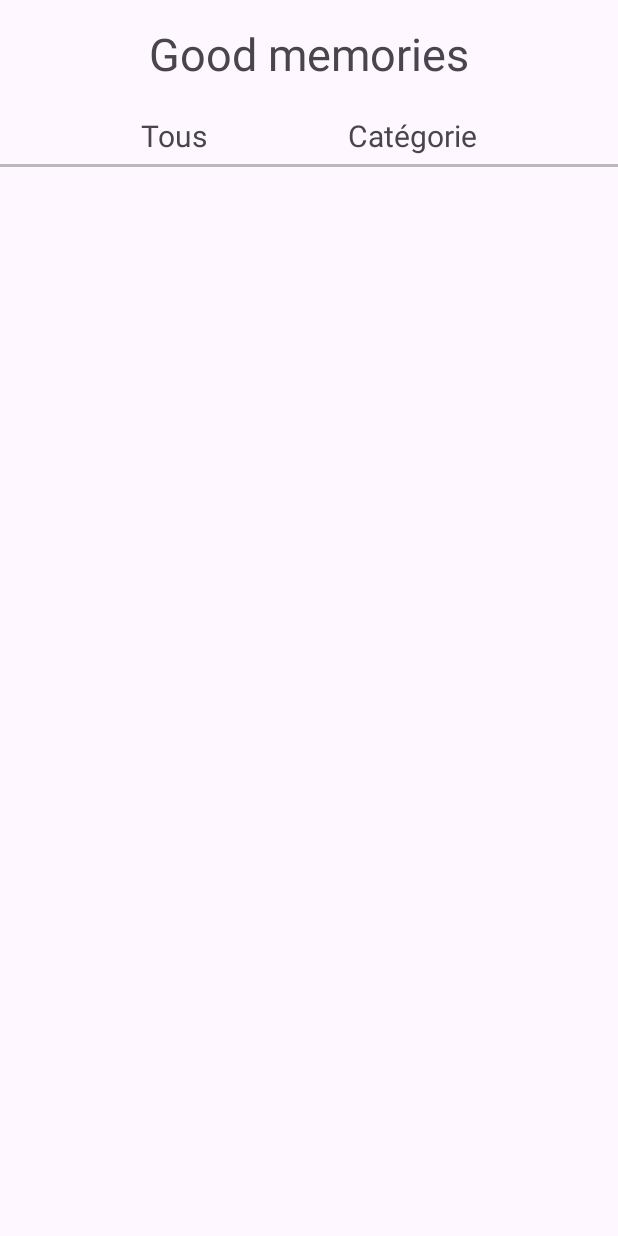
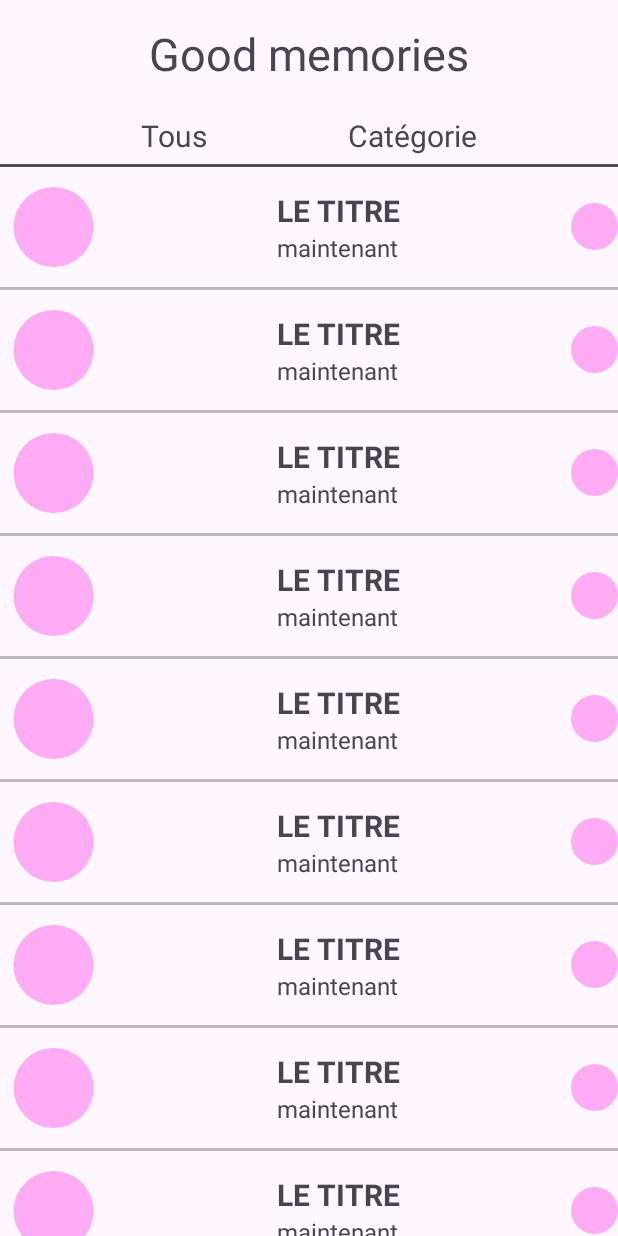
Before and after one commit to miladesmet/Good_memories, an Android app: the screen it shows after launch (AccueilActivity), on a phone screen of 412 x 824 dp. Run offline under Robolectric (Android 15) with nearby library versions, the phone set to English and light mode, and no system bars.

Commit message:
liste memories page d'accueil

```diff
--- a/app/src/main/java/mila/info507/td/goodmemories/activity/AccueilActivity.kt
+++ b/app/src/main/java/mila/info507/td/goodmemories/activity/AccueilActivity.kt
@@ -1,12 +1,20 @@
 package mila.info507.td.goodmemories.activity
 
+import android.content.Intent
 import androidx.appcompat.app.AppCompatActivity
 import android.os.Bundle
+import android.widget.Button
+import android.widget.LinearLayout
+import androidx.recyclerview.widget.RecyclerView
 import mila.info507.td.goodmemories.R
+import mila.info507.td.goodmemories.adapter.MemoriesAdapter
 
 class AccueilActivity : AppCompatActivity() {
     override fun onCreate(savedInstanceState: Bundle?) {
         super.onCreate(savedInstanceState)
         setContentView(R.layout.activity_accueil)
+
+            var list : RecyclerView = findViewById(R.id.memories_list)
+        list.adapter=  MemoriesAdapter()
     }
 }
--- /dev/null
+++ b/app/src/main/java/mila/info507/td/goodmemories/adapter/MemoriesAdapter.kt
@@ -0,0 +1,33 @@
+package mila.info507.td.goodmemories.adapter
+
+import android.view.LayoutInflater
+import android.view.View
+import android.view.ViewGroup
+import android.widget.ImageView
+import android.widget.TextView
+import androidx.recyclerview.widget.RecyclerView
+import mila.info507.td.goodmemories.R
+
+class MemoriesAdapter: RecyclerView.Adapter<MemoriesAdapter.ExpenseHolder>() {
+    class ExpenseHolder(itemView: View) : RecyclerView.ViewHolder(itemView) {
+        val photo: ImageView = itemView.findViewById(R.id.memorie_photo)
+        val title: TextView = itemView.findViewById(R.id.memorie_title)
+        val date: TextView = itemView.findViewById(R.id.memorie_date)
+        val humeur: ImageView = itemView.findViewById(R.id.memorie_humeur)
+    }
+
+    override fun onCreateViewHolder(parent: ViewGroup, viewType: Int): ExpenseHolder {
+        val view = LayoutInflater.from(parent.context)
+            .inflate(R.layout.item_memorie, parent, false)
+        return ExpenseHolder(view)
+    }
+    override fun onBindViewHolder(holder: ExpenseHolder, position: Int) {
+        holder.photo.setImageResource(R.drawable.cercle_shape)
+        holder.title.text = "LE TITRE"
+        holder.date.text = "maintenant"
+        holder.photo.setImageResource(R.drawable.cercle_shape)
+    }
+    override fun getItemCount(): Int {
+        return 10
+    }
+}
--- /dev/null
+++ b/app/src/main/res/drawable/cercle_shape.xml
@@ -0,0 +1,5 @@
+<shape xmlns:android="http://schemas.android.com/apk/res/android"
+    android:shape="oval">
+    <solid android:color="#FFACF4"/>
+    <size android:height="31dp" android:width="31dp"/>
+</shape>
--- a/app/src/main/res/layout/accueil.xml
+++ /dev/null
@@ -1,55 +0,0 @@
-<?xml version="1.0" encoding="utf-8"?>
-<LinearLayout
-    xmlns:android="http://schemas.android.com/apk/res/android"
-    xmlns:tools="http://schemas.android.com/tools"
-    android:layout_width="match_parent"
-    android:layout_height="match_parent"
-    android:orientation="vertical">
-
-    <TextView
-        android:id="@+id/textView"
-        android:layout_width="match_parent"
-        android:layout_height="wrap_content"
-        android:textSize="30dp"
-        android:paddingTop="15dp"
-        android:paddingBottom="5dp"
-        android:text="Good memories"
-        />
-
-    <LinearLayout
-        android:layout_width="match_parent"
-        android:layout_height="match_parent"
-        android:orientation="horizontal">
-        <Space
-            android:layout_width="wrap_content"
-            android:layout_height="wrap_content"
-            android:layout_weight="1" />
-        <TextView
-            android:id="@+id/Tous"
-            android:layout_width="wrap_content"
-            android:layout_height="wrap_content"
-            android:paddingTop="15dp"
-            android:paddingBottom="5dp"
-            android:text="Tous"
-            android:textSize="20dp" />
-        <Space
-            android:layout_width="wrap_content"
-            android:layout_height="wrap_content"
-            android:layout_weight="1" />
-        <TextView
-            android:id="@+id/Categorie"
-            android:layout_width="wrap_content"
-            android:layout_height="wrap_content"
-            android:textSize="20dp"
-            android:paddingTop="15dp"
-            android:paddingBottom="5dp"
-            android:text="Categorie"
-            />
-        <Space
-            android:layout_width="wrap_content"
-            android:layout_height="wrap_content"
-            android:layout_weight="1" />
-
-    </LinearLayout>
-
-</LinearLayout>
--- a/app/src/main/res/layout/activity_accueil.xml
+++ b/app/src/main/res/layout/activity_accueil.xml
@@ -1,9 +1,10 @@
 <?xml version="1.0" encoding="utf-8"?>
-<LinearLayout
-    xmlns:android="http://schemas.android.com/apk/res/android"
+<LinearLayout xmlns:android="http://schemas.android.com/apk/res/android"
+    xmlns:app="http://schemas.android.com/apk/res-auto"
     xmlns:tools="http://schemas.android.com/tools"
     android:layout_width="match_parent"
     android:layout_height="match_parent"
+    tools:context=".activity.MainActivity"
     android:orientation="vertical">
 
     <LinearLayout
@@ -68,7 +69,16 @@
     <View
         android:layout_height="2dip"
         android:layout_width="match_parent"
-        android:background="#BAB9B9"
+        android:background="#4C4C4C"
         />
 
+    <androidx.recyclerview.widget.RecyclerView
+        android:id="@+id/memories_list"
+        android:layout_width="match_parent"
+        android:layout_height="match_parent"
+        android:scrollbars="vertical"
+        app:layoutManager="androidx.recyclerview.widget.LinearLayoutManager" />
+
+
+
 </LinearLayout>
--- /dev/null
+++ b/app/src/main/res/layout/item_memorie.xml
@@ -0,0 +1,73 @@
+<?xml version="1.0" encoding="utf-8"?>
+<LinearLayout
+    xmlns:android="http://schemas.android.com/apk/res/android"
+    xmlns:app="http://schemas.android.com/apk/res-auto"
+    xmlns:tools="http://schemas.android.com/tools"
+    android:orientation="vertical"
+    android:layout_width="match_parent"
+    android:layout_height="wrap_content"
+    tools:context=".activity.MainActivity"
+    android:id="@+id/memorie">
+
+    <LinearLayout
+        android:orientation="horizontal"
+        android:layout_width="match_parent"
+        android:layout_height="wrap_content"
+        >
+
+        <ImageView
+            android:id="@+id/memorie_photo"
+            android:layout_width="71dp"
+            android:layout_height="53dp"
+            android:layout_gravity="center" />
+
+        <Space
+            android:layout_width="wrap_content"
+            android:layout_height="wrap_content"
+            android:layout_weight="1"/>
+
+        <LinearLayout
+            android:layout_width="wrap_content"
+            android:layout_height="wrap_content"
+            android:orientation="vertical"
+            android:gravity="center_vertical">
+
+            <TextView
+                android:layout_width="wrap_content"
+                android:layout_height="wrap_content"
+                android:text="Titre du memorie"
+                android:paddingTop="15dp"
+                android:textSize="20dp"
+                android:textStyle="bold"
+                android:id="@+id/memorie_title"/>
+
+            <TextView
+                android:layout_width="wrap_content"
+                android:layout_height="wrap_content"
+                android:text="03/10/2023"
+                android:textSize="16dp"
+                android:paddingBottom="15dp"
+                android:id="@+id/memorie_date"/>
+
+        </LinearLayout>
+
+        <Space
+            android:layout_width="wrap_content"
+            android:layout_height="wrap_content"
+            android:layout_weight="1"/>
+
+        <ImageView
+            android:id="@+id/memorie_humeur"
+            android:layout_width="wrap_content"
+            android:layout_height="wrap_content"
+            android:layout_gravity="center"
+            android:background="@drawable/cercle_shape" />
+
+
+    </LinearLayout>
+    <View
+        android:layout_height="2dip"
+        android:layout_width="match_parent"
+        android:background="#BAB9B9"
+        />
+</LinearLayout>
```
